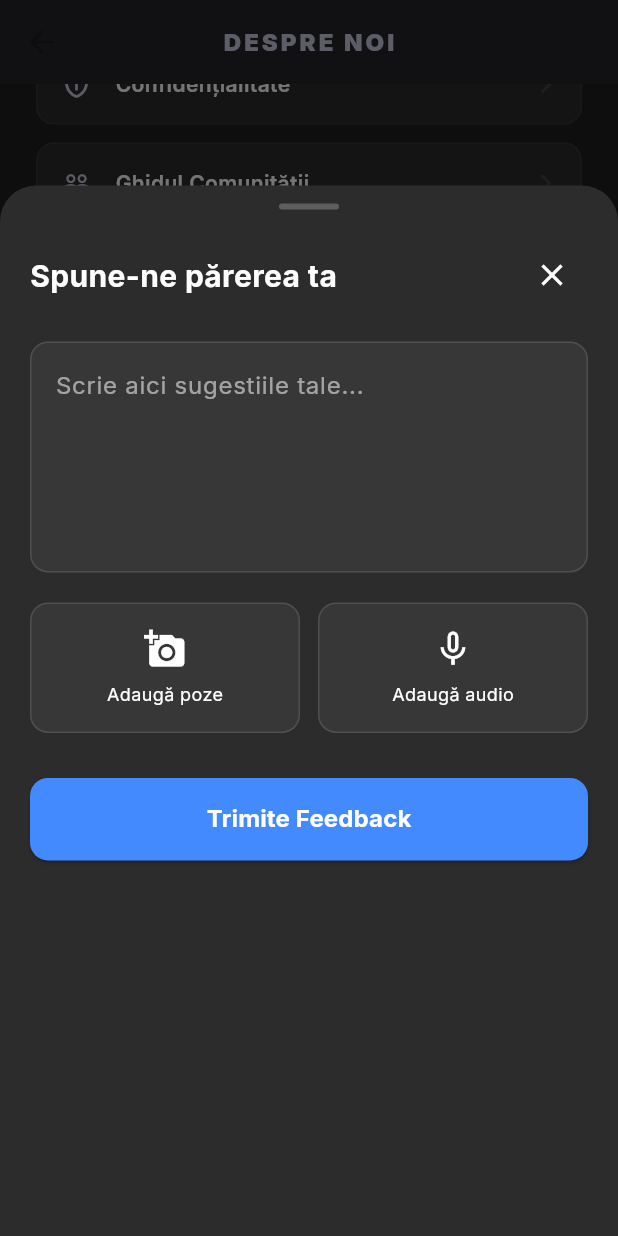
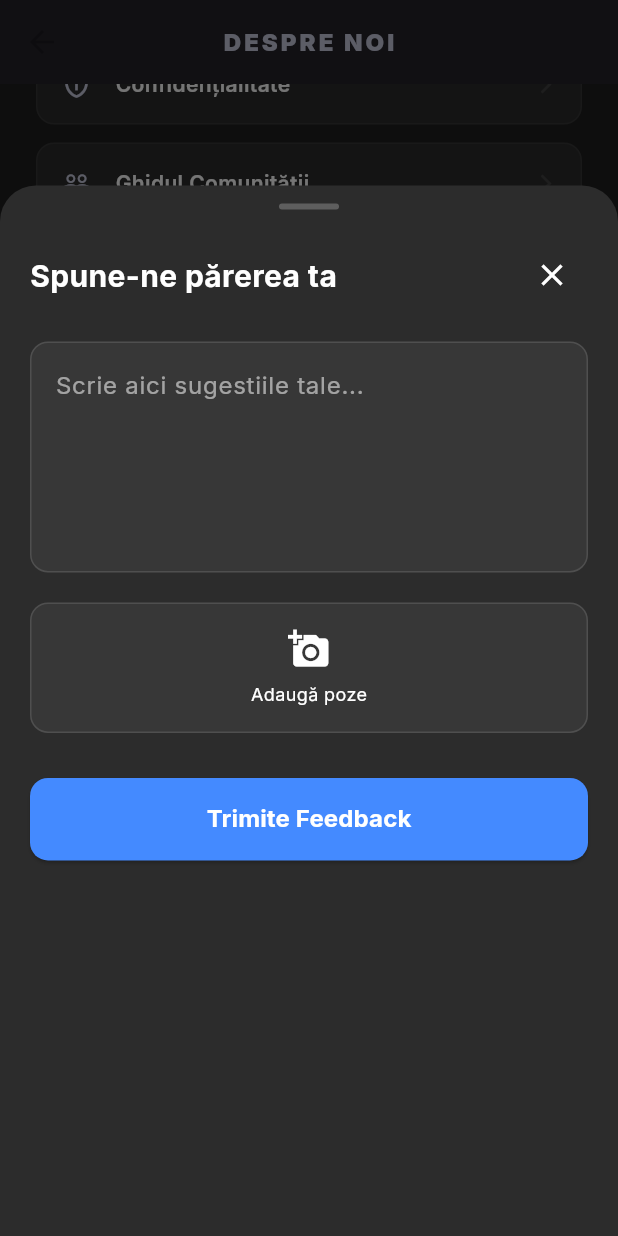
Before and after one commit to loye22/fixcars-app-, a Flutter app: the AboutUsScreen screen opened directly, scrolled down 352 dp, after a tap on "Feedback", on a phone screen of 412 x 824 dp. Run offline on Flutter 3.47's test engine with Material 3 defaults, Android fonts, the phone set to English and light mode, and no system bars; our stand-ins replace cloud_firestore, connectivity_plus, device_info_plus, dotted_border, extended_image, file_picker and 17 more; missing offline and left inert: flutter_pdfview, onesignal_flutter; accounts and stored records are empty; network calls fail.

Commit message:
update the code

```diff
--- a/lib/shared/widgets/FeedbackButton.dart
+++ b/lib/shared/widgets/FeedbackButton.dart
@@ -305,15 +305,16 @@ class _FeedbackButtonState extends State<FeedbackButton> {
                                         onTap: () => _pickImage(setSheetState),
                                       ),
                                     ),
-                                  const SizedBox(width: 12),
-                                  if (_voiceFile == null)
-                                    Expanded(
-                                      child: _buildMediaButton(
-                                        icon: Icons.mic_none,
-                                        label: 'Adaugă audio',
-                                        onTap: () => _pickVoice(setSheetState),
-                                      ),
-                                    ),
+                                  /// this is the voice button, but we will hide it for now because it is not working properly
+                                  // const SizedBox(width: 12),
+                                  // if (_voiceFile == null)
+                                  //   Expanded(
+                                  //     child: _buildMediaButton(
+                                  //       icon: Icons.mic_none,
+                                  //       label: 'Adaugă audio',
+                                  //       onTap: () => _pickVoice(setSheetState),
+                                  //     ),
+                                  //   ),
                                 ],
                               ),
 
```
